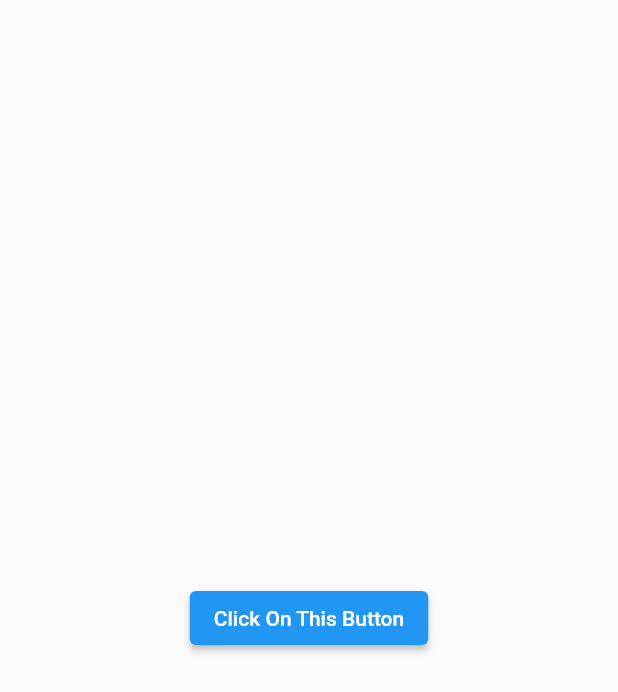
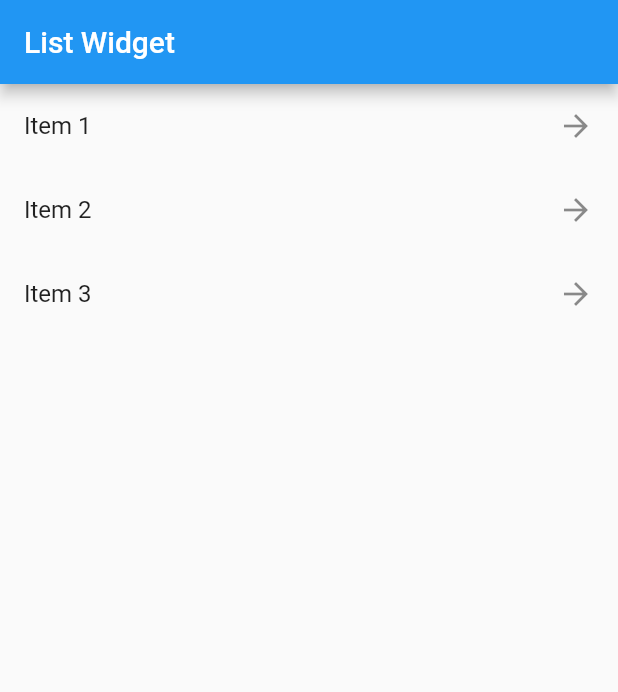
Before and after one commit to AbyvargheseMandapathel/flutter_learn, a Flutter app: the screen it shows after launch, on a phone screen of 412 x 824 dp. Shown: the top 692 px of the screen. Run offline on Flutter 3.47's test engine with Material 2 defaults, Android fonts, the phone set to English and light mode, and no system bars.

Commit message:
List Widget

```diff
--- a/lib/main.dart
+++ b/lib/main.dart
@@ -4,37 +4,30 @@ void main() {
   runApp(new application());
 }
 
-class application extends StatefulWidget {
-  @override
-  _applicationState createState() => new _applicationState();
-}
-
-class _applicationState extends State<application> {
-  String text = "";
-  @override
-  void initState() {
-    text = 'Click On This Button';
-    super.initState();
-  }
-
-  void method() {
-    setState(() {
-      text = 'The text is changed';
-    });
-  }
-
+class application extends StatelessWidget {
   @override
   Widget build(BuildContext context) {
     return new MaterialApp(
-      title: 'Stateful Widget',
+      title: 'My Application',
       home: new Scaffold(
-        body: new Center(
-          child: new ElevatedButton(
-            onPressed: () {
-              method();
-            },
-            child: new Text(text),
-          ),
+        appBar: new AppBar(
+          title: new Text("List Widget"),
+        ),
+        body: new ListView(
+          children: [
+            new ListTile(
+              title: new Text('Item 1'),
+              trailing: new Icon(Icons.arrow_forward),
+            ),
+            new ListTile(
+              title: new Text('Item 2'),
+              trailing: new Icon(Icons.arrow_forward),
+            ),
+            new ListTile(
+              title: new Text('Item 3'),
+              trailing: new Icon(Icons.arrow_forward),
+            ),
+          ],
         ),
       ),
     );
```
